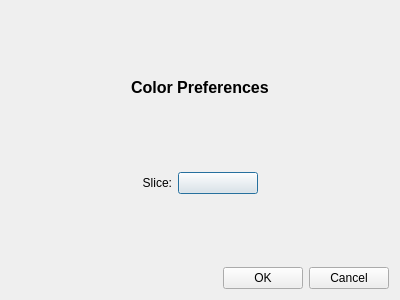
The window that code/display/Slicer/SliceColorPreferences.ui (radio-astro/casa) describes before a commit, drawn with Qt 5.
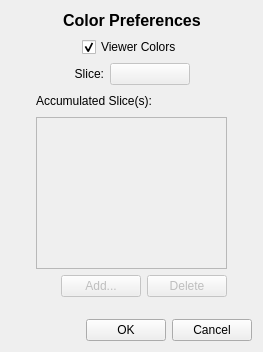
The same window after the commit.

Commit message: New Development: Yes             JIRA Issue: No         Ready for Test: Yes      Interface Changes: Yes What Interface Changed: Interface changes to support 1D slice tool functionality.          Test Programs: List test programs   Put in Release Notes: No              Module(s): Module Names change impacts.            Description: 1D Slice Tool work.

Diff of the .ui file:
```diff
--- a/code/display/Slicer/SliceColorPreferences.ui
+++ b/code/display/Slicer/SliceColorPreferences.ui
@@ -6,27 +6,14 @@
    <rect>
     <x>0</x>
     <y>0</y>
-    <width>400</width>
-    <height>300</height>
+    <width>263</width>
+    <height>352</height>
    </rect>
   </property>
   <property name="windowTitle">
    <string>SliceColorPreferences</string>
   </property>
-  <layout class="QVBoxLayout" name="verticalLayout">
-   <item>
-    <spacer name="verticalSpacer_3">
-     <property name="orientation">
-      <enum>Qt::Vertical</enum>
-     </property>
-     <property name="sizeHint" stdset="0">
-      <size>
-       <width>20</width>
-       <height>56</height>
-      </size>
-     </property>
-    </spacer>
-   </item>
+  <layout class="QVBoxLayout" name="verticalLayout_2">
    <item>
     <layout class="QHBoxLayout" name="horizontalLayout">
      <item>
@@ -72,17 +59,44 @@
     </layout>
    </item>
    <item>
-    <spacer name="verticalSpacer_2">
-     <property name="orientation">
-      <enum>Qt::Vertical</enum>
-     </property>
-     <property name="sizeHint" stdset="0">
-      <size>
-       <width>20</width>
-       <height>56</height>
-      </size>
-     </property>
-    </spacer>
+    <layout class="QHBoxLayout" name="horizontalLayout_7">
+     <item>
+      <spacer name="horizontalSpacer_10">
+       <property name="orientation">
+        <enum>Qt::Horizontal</enum>
+       </property>
+       <property name="sizeHint" stdset="0">
+        <size>
+         <width>40</width>
+         <height>20</height>
+        </size>
+       </property>
+      </spacer>
+     </item>
+     <item>
+      <widget class="QCheckBox" name="viewerColorsCheckBox">
+       <property name="text">
+        <string>Viewer Colors</string>
+       </property>
+       <property name="checked">
+        <bool>true</bool>
+       </property>
+      </widget>
+     </item>
+     <item>
+      <spacer name="horizontalSpacer_11">
+       <property name="orientation">
+        <enum>Qt::Horizontal</enum>
+       </property>
+       <property name="sizeHint" stdset="0">
+        <size>
+         <width>40</width>
+         <height>20</height>
+        </size>
+       </property>
+      </spacer>
+     </item>
+    </layout>
    </item>
    <item>
     <layout class="QHBoxLayout" name="horizontalLayout_3">
@@ -111,6 +125,9 @@
      </item>
      <item>
       <widget class="QPushButton" name="sliceColorButton">
+       <property name="enabled">
+        <bool>false</bool>
+       </property>
        <property name="minimumSize">
         <size>
          <width>80</width>
@@ -137,6 +154,114 @@
      </item>
     </layout>
    </item>
+   <item>
+    <layout class="QHBoxLayout" name="horizontalLayout_6">
+     <item>
+      <spacer name="horizontalSpacer_8">
+       <property name="orientation">
+        <enum>Qt::Horizontal</enum>
+       </property>
+       <property name="sizeHint" stdset="0">
+        <size>
+         <width>40</width>
+         <height>20</height>
+        </size>
+       </property>
+      </spacer>
+     </item>
+     <item>
+      <layout class="QVBoxLayout" name="verticalLayout">
+       <item>
+        <layout class="QHBoxLayout" name="horizontalLayout_5">
+         <item>
+          <widget class="QLabel" name="accumulatedColorLabel">
+           <property name="text">
+            <string>Accumulated Slice(s):</string>
+           </property>
+          </widget>
+         </item>
+         <item>
+          <spacer name="horizontalSpacer_7">
+           <property name="orientation">
+            <enum>Qt::Horizontal</enum>
+           </property>
+           <property name="sizeHint" stdset="0">
+            <size>
+             <width>40</width>
+             <height>20</height>
+            </size>
+           </property>
+          </spacer>
+         </item>
+        </layout>
+       </item>
+       <item>
+        <widget class="QListWidget" name="accumulatedColorList">
+         <property name="enabled">
+          <bool>false</bool>
+         </property>
+         <property name="maximumSize">
+          <size>
+           <width>200</width>
+           <height>16777215</height>
+          </size>
+         </property>
+        </widget>
+       </item>
+       <item>
+        <layout class="QHBoxLayout" name="horizontalLayout_4">
+         <item>
+          <spacer name="horizontalSpacer_6">
+           <property name="orientation">
+            <enum>Qt::Horizontal</enum>
+           </property>
+           <property name="sizeHint" stdset="0">
+            <size>
+             <width>40</width>
+             <height>20</height>
+            </size>
+           </property>
+          </spacer>
+         </item>
+         <item>
+          <widget class="QPushButton" name="addButton">
+           <property name="enabled">
+            <bool>false</bool>
+           </property>
+           <property name="text">
+            <string>Add...</string>
+           </property>
+          </widget>
+         </item>
+         <item>
+          <widget class="QPushButton" name="deleteButton">
+           <property name="enabled">
+            <bool>false</bool>
+           </property>
+           <property name="text">
+            <string>Delete</string>
+           </property>
+          </widget>
+         </item>
+        </layout>
+       </item>
+      </layout>
+     </item>
+     <item>
+      <spacer name="horizontalSpacer_9">
+       <property name="orientation">
+        <enum>Qt::Horizontal</enum>
+       </property>
+       <property name="sizeHint" stdset="0">
+        <size>
+         <width>40</width>
+         <height>20</height>
+        </size>
+       </property>
+      </spacer>
+     </item>
+    </layout>
+   </item>
    <item>
     <spacer name="verticalSpacer">
      <property name="orientation">
```
The commit also changes 60 other files.
